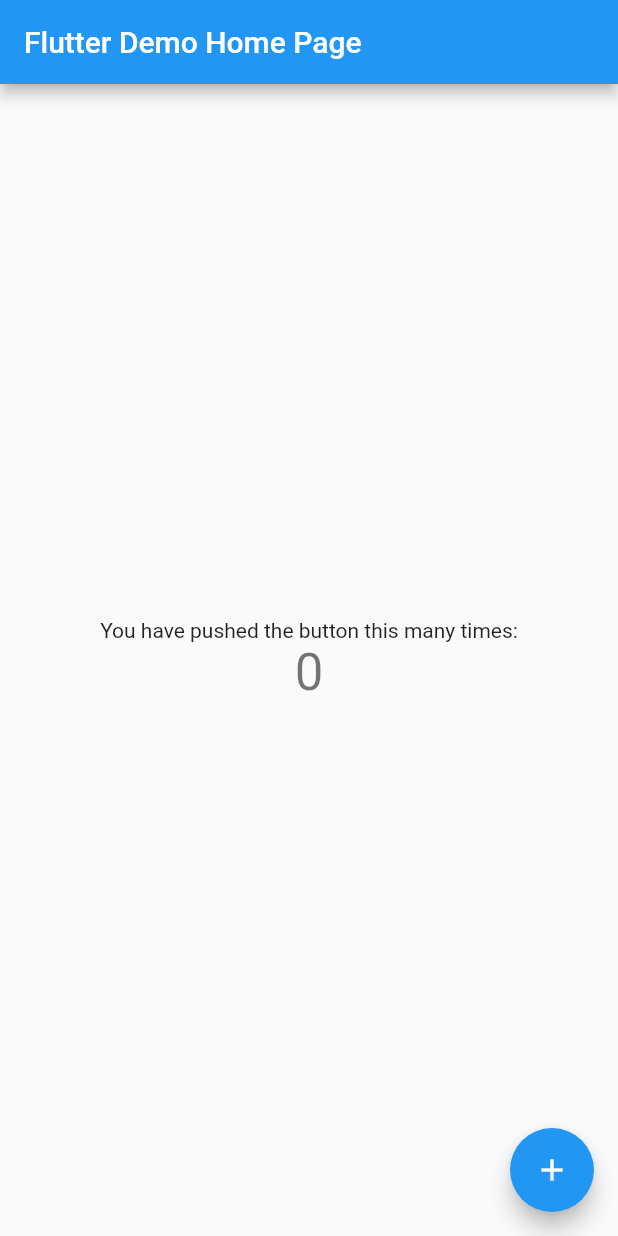
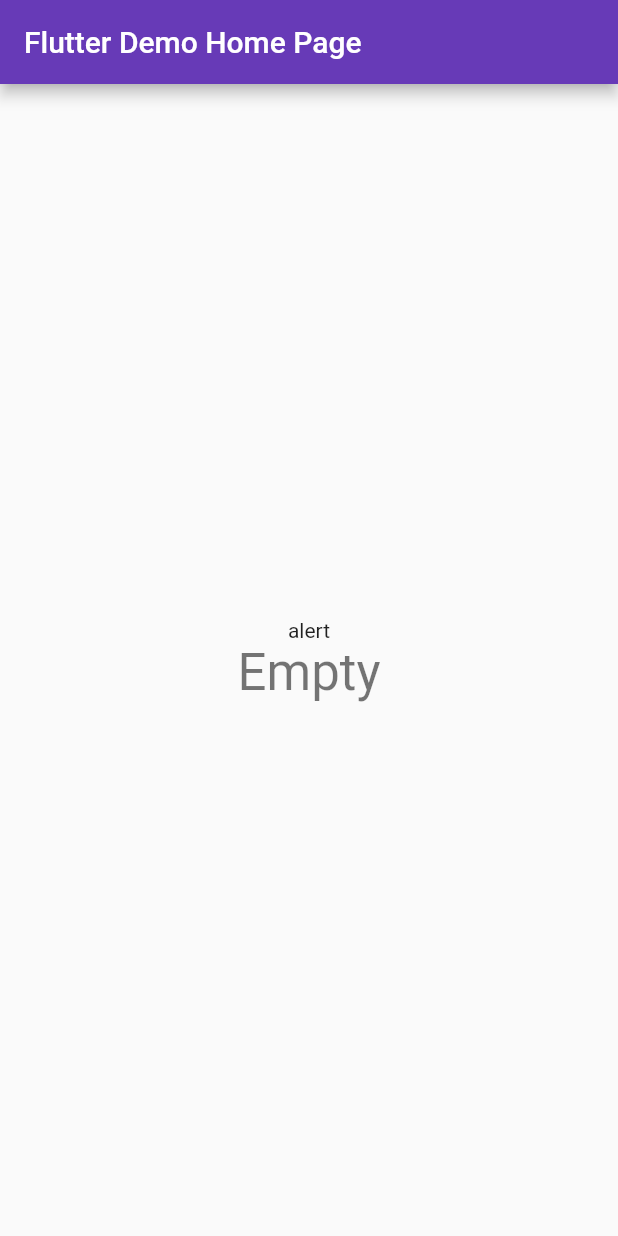
Before and after one commit to ggsant/POCS, a Flutter app: the screen it shows after launch, on a phone screen of 412 x 824 dp. Run offline on Flutter 3.47's test engine with Material 2 defaults, Android fonts, the phone set to English and light mode, and no system bars; our stand-ins replace bloc, dartz, data_connection_checker, equatable, firebase_messaging, flutter_bloc and 3 more; missing offline and left inert: hasura_connect, http_interceptor; accounts and stored records are empty.

Commit message:
criação do projeto
criação do projeto

```diff
--- a/poc_push_notifications/poc_push_notifications/lib/main.dart
+++ b/poc_push_notifications/poc_push_notifications/lib/main.dart
@@ -1,117 +1,21 @@
 import 'package:flutter/material.dart';
+
+import 'presentation/screen/home_page.dart';
 
 void main() {
   runApp(MyApp());
 }
 
 class MyApp extends StatelessWidget {
-  // This widget is the root of your application.
   @override
   Widget build(BuildContext context) {
     return MaterialApp(
       title: 'Flutter Demo',
       theme: ThemeData(
-        // This is the theme of your application.
-        //
-        // Try running your application with "flutter run". You'll see the
-        // application has a blue toolbar. Then, without quitting the app, try
-        // changing the primarySwatch below to Colors.green and then invoke
-        // "hot reload" (press "r" in the console where you ran "flutter run",
-        // or simply save your changes to "hot reload" in a Flutter IDE).
-        // Notice that the counter didn't reset back to zero; the application
-        // is not restarted.
-        primarySwatch: Colors.blue,
-        // This makes the visual density adapt to the platform that you run
-        // the app on. For desktop platforms, the controls will be smaller and
-        // closer together (more dense) than on mobile platforms.
+        primarySwatch: Colors.deepPurple,
         visualDensity: VisualDensity.adaptivePlatformDensity,
       ),
-      home: MyHomePage(title: 'Flutter Demo Home Page'),
+      home: HomePage(title: 'Flutter Demo Home Page'),
     );
   }
 }
-
-class MyHomePage extends StatefulWidget {
-  MyHomePage({Key key, this.title}) : super(key: key);
-
-  // This widget is the home page of your application. It is stateful, meaning
-  // that it has a State object (defined below) that contains fields that affect
-  // how it looks.
-
-  // This class is the configuration for the state. It holds the values (in this
-  // case the title) provided by the parent (in this case the App widget) and
-  // used by the build method of the State. Fields in a Widget subclass are
-  // always marked "final".
-
-  final String title;
-
-  @override
-  _MyHomePageState createState() => _MyHomePageState();
-}
-
-class _MyHomePageState extends State<MyHomePage> {
-  int _counter = 0;
-
-  void _incrementCounter() {
-    setState(() {
-      // This call to setState tells the Flutter framework that something has
-      // changed in this State, which causes it to rerun the build method below
-      // so that the display can reflect the updated values. If we changed
-      // _counter without calling setState(), then the build method would not be
-      // called again, and so nothing would appear to happen.
-      _counter++;
-    });
-  }
-
-  @override
-  Widget build(BuildContext context) {
-    // This method is rerun every time setState is called, for instance as done
-    // by the _incrementCounter method above.
-    //
-    // The Flutter framework has been optimized to make rerunning build methods
-    // fast, so that you can just rebuild anything that needs updating rather
-    // than having to individually change instances of widgets.
-    return Scaffold(
-      appBar: AppBar(
-        // Here we take the value from the MyHomePage object that was created by
-        // the App.build method, and use it to set our appbar title.
-        title: Text(widget.title),
-      ),
-      body: Center(
-        // Center is a layout widget. It takes a single child and positions it
-        // in the middle of the parent.
-        child: Column(
-          // Column is also a layout widget. It takes a list of children and
-          // arranges them vertically. By default, it sizes itself to fit its
-          // children horizontally, and tries to be as tall as its parent.
-          //
-          // Invoke "debug painting" (press "p" in the console, choose the
-          // "Toggle Debug Paint" action from the Flutter Inspector in Android
-          // Studio, or the "Toggle Debug Paint" command in Visual Studio Code)
-          // to see the wireframe for each widget.
-          //
-          // Column has various properties to control how it sizes itself and
-          // how it positions its children. Here we use mainAxisAlignment to
-          // center the children vertically; the main axis here is the vertical
-          // axis because Columns are vertical (the cross axis would be
-          // horizontal).
-          mainAxisAlignment: MainAxisAlignment.center,
-          children: <Widget>[
-            Text(
-              'You have pushed the button this many times:',
-            ),
-            Text(
-              '$_counter',
-              style: Theme.of(context).textTheme.headline4,
-            ),
-          ],
-        ),
-      ),
-      floatingActionButton: FloatingActionButton(
-        onPressed: _incrementCounter,
-        tooltip: 'Increment',
-        child: Icon(Icons.add),
-      ), // This trailing comma makes auto-formatting nicer for build methods.
-    );
-  }
-}
--- /dev/null
+++ b/poc_push_notifications/poc_push_notifications/lib/presentation/screen/home_page.dart
@@ -0,0 +1,38 @@
+import 'package:firebase_messaging/firebase_messaging.dart';
+import 'package:flutter/material.dart';
+
+class HomePage extends StatefulWidget {
+  HomePage({Key key, this.title}) : super(key: key);
+
+  final String title;
+
+  @override
+  _HomePageState createState() => _HomePageState();
+}
+
+class _HomePageState extends State<HomePage> {
+  FirebaseMessaging _firebaseMessaging = FirebaseMessaging();
+  String messageTitle = "Empty";
+  String notificationAlert = "alert";
+
+  @override
+  Widget build(BuildContext context) {
+    return Scaffold(
+      appBar: AppBar(
+        title: Text(widget.title),
+      ),
+      body: Center(
+        child: Column(
+          mainAxisAlignment: MainAxisAlignment.center,
+          children: <Widget>[
+            Text(notificationAlert),
+            Text(
+              messageTitle,
+              style: Theme.of(context).textTheme.headline4,
+            ),
+          ],
+        ),
+      ),
+    );
+  }
+}
```
Also changed, not shown: poc_fcm/poc_fcm/lib/main.dart (added, +117 -0 lines), poc_fcm/poc_fcm/pubspec.yaml (added, +76 -0 lines), poc_fcm/poc_fcm/pubspec.lock (added), 61 other files.
